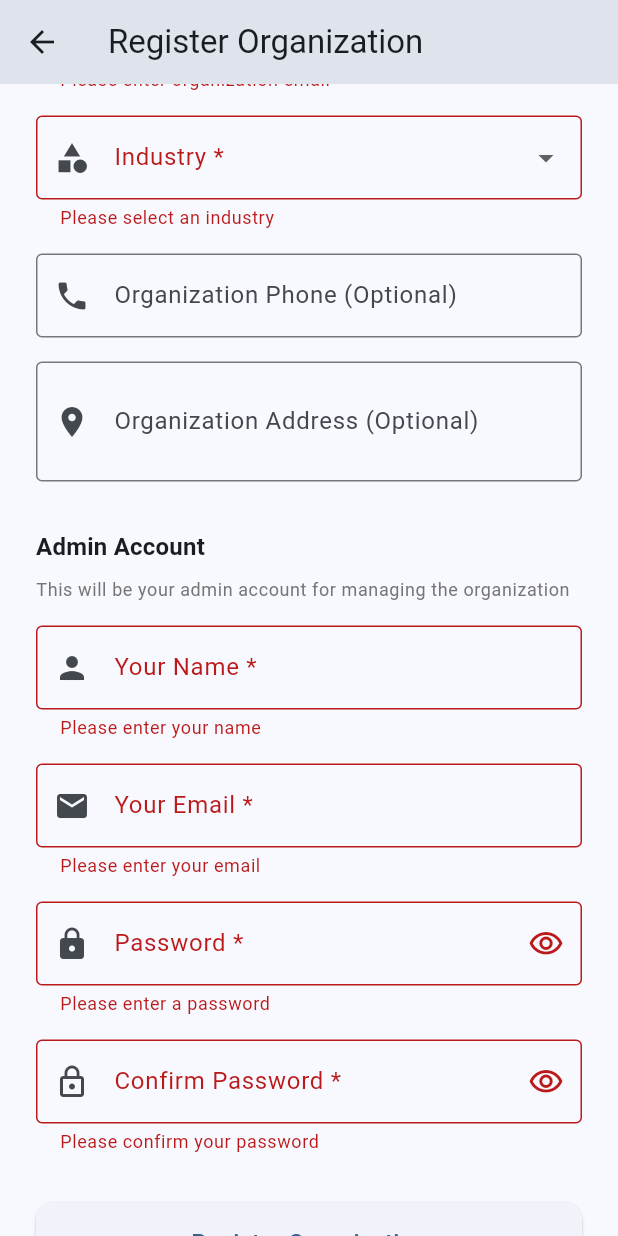
After one commit to MuhammadAsher/hr, a Flutter app: the RegisterScreen screen opened directly, scrolled down 419 dp, after a tap on "Register Organization", on a phone screen of 412 x 824 dp. The commit adds this screen. Run offline on Flutter 3.47's test engine with Material 3 defaults, Android fonts, the phone set to English and light mode, and no system bars; our stand-ins replace csv, fl_chart, pdf, printing, shared_preferences, syncfusion_flutter_charts; missing offline and left inert: mailer; accounts and stored records are empty.

Commit message:
added admin flow to register

```diff
--- /dev/null
+++ b/lib/screens/register_screen.dart
@@ -0,0 +1,394 @@
+import 'package:flutter/material.dart';
+import 'package:provider/provider.dart';
+import '../providers/auth_provider.dart';
+import '../services/error_service.dart';
+
+class RegisterScreen extends StatefulWidget {
+  const RegisterScreen({super.key});
+
+  @override
+  State<RegisterScreen> createState() => _RegisterScreenState();
+}
+
+class _RegisterScreenState extends State<RegisterScreen> {
+  final _formKey = GlobalKey<FormState>();
+  final _organizationNameController = TextEditingController();
+  final _organizationEmailController = TextEditingController();
+  final _organizationPhoneController = TextEditingController();
+  final _organizationAddressController = TextEditingController();
+  final _industryController = TextEditingController();
+  final _adminNameController = TextEditingController();
+  final _adminEmailController = TextEditingController();
+  final _adminPasswordController = TextEditingController();
+  final _confirmPasswordController = TextEditingController();
+
+  bool _obscurePassword = true;
+  bool _obscureConfirmPassword = true;
+  bool _isLoading = false;
+
+  final List<String> _industries = [
+    'Technology',
+    'Healthcare',
+    'Finance',
+    'Education',
+    'Manufacturing',
+    'Retail',
+    'Real Estate',
+    'Construction',
+    'Hospitality',
+    'Consulting',
+    'Other',
+  ];
+
+  @override
+  void dispose() {
+    _organizationNameController.dispose();
+    _organizationEmailController.dispose();
+    _organizationPhoneController.dispose();
+    _organizationAddressController.dispose();
+    _industryController.dispose();
+    _adminNameController.dispose();
+    _adminEmailController.dispose();
+    _adminPasswordController.dispose();
+    _confirmPasswordController.dispose();
+    super.dispose();
+  }
+
+  Future<void> _handleRegister() async {
+    if (_formKey.currentState!.validate()) {
+      setState(() => _isLoading = true);
+
+      final authProvider = Provider.of<AuthProvider>(context, listen: false);
+
+      final user = await authProvider.registerOrganization(
+        organizationName: _organizationNameController.text.trim(),
+        organizationEmail: _organizationEmailController.text.trim(),
+        organizationPhone: _organizationPhoneController.text.trim().isEmpty
+            ? null
+            : _organizationPhoneController.text.trim(),
+        organizationAddress: _organizationAddressController.text.trim().isEmpty
+            ? null
+            : _organizationAddressController.text.trim(),
+        industry: _industryController.text.trim(),
+        adminName: _adminNameController.text.trim(),
+        adminEmail: _adminEmailController.text.trim(),
+        adminPassword: _adminPasswordController.text,
+        confirmPassword: _confirmPasswordController.text,
+      );
+
+      setState(() => _isLoading = false);
+
+      if (user != null && mounted) {
+        // Show success message
+        ScaffoldMessenger.of(context).showSnackBar(
+          const SnackBar(
+            content: Text('Registration successful! Please login to continue'),
+            backgroundColor: Colors.green,
+            duration: Duration(seconds: 2),
+          ),
+        );
+
+        // Pop back to login screen
+        Navigator.pop(context);
+      }
+    }
+  }
+
+  @override
+  Widget build(BuildContext context) {
+    return Scaffold(
+      appBar: AppBar(
+        title: const Text('Register Organization'),
+      ),
+      body: SingleChildScrollView(
+        padding: const EdgeInsets.all(24.0),
+        child: Form(
+          key: _formKey,
+          child: Column(
+            crossAxisAlignment: CrossAxisAlignment.stretch,
+            children: [
+              // Header
+              Icon(
+                Icons.business_center,
+                size: 64,
+                color: Theme.of(context).primaryColor,
+              ),
+              const SizedBox(height: 16),
+              Text(
+                'Register Your Organization',
+                style: Theme.of(context).textTheme.headlineSmall?.copyWith(
+                      fontWeight: FontWeight.bold,
+                    ),
+                textAlign: TextAlign.center,
+              ),
+              const SizedBox(height: 8),
+              Text(
+                'Create your organization account and start managing your HR',
+                style: Theme.of(context).textTheme.bodyMedium?.copyWith(
+                      color: Colors.grey[600],
+                    ),
+                textAlign: TextAlign.center,
+              ),
+              const SizedBox(height: 32),
+
+              // Organization Information Section
+              Text(
+                'Organization Information',
+                style: Theme.of(context).textTheme.titleMedium?.copyWith(
+                      fontWeight: FontWeight.bold,
+                    ),
+              ),
+              const SizedBox(height: 16),
+
+              // Organization Name
+              TextFormField(
+                controller: _organizationNameController,
+                decoration: const InputDecoration(
+                  labelText: 'Organization Name *',
+                  prefixIcon: Icon(Icons.business),
+                  border: OutlineInputBorder(),
+                ),
+                validator: (value) {
+                  if (value == null || value.trim().isEmpty) {
+                    return 'Please enter organization name';
+                  }
+                  if (value.trim().length < 2) {
+                    return 'Organization name must be at least 2 characters';
+                  }
+                  return null;
+                },
+              ),
+              const SizedBox(height: 16),
+
+              // Organization Email
+              TextFormField(
+                controller: _organizationEmailController,
+                keyboardType: TextInputType.emailAddress,
+                decoration: const InputDecoration(
+                  labelText: 'Organization Email *',
+                  prefixIcon: Icon(Icons.email),
+                  border: OutlineInputBorder(),
+                ),
+                validator: (value) {
+                  if (value == null || value.trim().isEmpty) {
+                    return 'Please enter organization email';
+                  }
+                  if (!value.contains('@')) {
+                    return 'Please enter a valid email';
+                  }
+                  return null;
+                },
+              ),
+              const SizedBox(height: 16),
+
+              // Industry
+              DropdownButtonFormField<String>(
+                decoration: const InputDecoration(
+                  labelText: 'Industry *',
+                  prefixIcon: Icon(Icons.category),
+                  border: OutlineInputBorder(),
+                ),
+                items: _industries.map((industry) {
+                  return DropdownMenuItem(
+                    value: industry,
+                    child: Text(industry),
+                  );
+                }).toList(),
+                onChanged: (value) {
+                  setState(() {
+                    _industryController.text = value ?? '';
+                  });
+                },
+                validator: (value) {
+                  if (value == null || value.isEmpty) {
+                    return 'Please select an industry';
+                  }
+                  return null;
+                },
+              ),
+              const SizedBox(height: 16),
+
+              // Organization Phone (Optional)
+              TextFormField(
+                controller: _organizationPhoneController,
+                keyboardType: TextInputType.phone,
+                decoration: const InputDecoration(
+                  labelText: 'Organization Phone (Optional)',
+                  prefixIcon: Icon(Icons.phone),
+                  border: OutlineInputBorder(),
+                ),
+              ),
+              const SizedBox(height: 16),
+
+              // Organization Address (Optional)
+              TextFormField(
+                controller: _organizationAddressController,
+                decoration: const InputDecoration(
+                  labelText: 'Organization Address (Optional)',
+                  prefixIcon: Icon(Icons.location_on),
+                  border: OutlineInputBorder(),
+                ),
+                maxLines: 2,
+              ),
+              const SizedBox(height: 32),
+
+              // Admin Account Section
+              Text(
+                'Admin Account',
+                style: Theme.of(context).textTheme.titleMedium?.copyWith(
+                      fontWeight: FontWeight.bold,
+                    ),
+              ),
+              const SizedBox(height: 8),
+              Text(
+                'This will be your admin account for managing the organization',
+                style: Theme.of(context).textTheme.bodySmall?.copyWith(
+                      color: Colors.grey[600],
+                    ),
+              ),
+              const SizedBox(height: 16),
+
+              // Admin Name
+              TextFormField(
+                controller: _adminNameController,
+                decoration: const InputDecoration(
+                  labelText: 'Your Name *',
+                  prefixIcon: Icon(Icons.person),
+                  border: OutlineInputBorder(),
+                ),
+                validator: (value) {
+                  if (value == null || value.trim().isEmpty) {
+                    return 'Please enter your name';
+                  }
+                  if (value.trim().length < 2) {
+                    return 'Name must be at least 2 characters';
+                  }
+                  return null;
+                },
+              ),
+              const SizedBox(height: 16),
+
+              // Admin Email
+              TextFormField(
+                controller: _adminEmailController,
+                keyboardType: TextInputType.emailAddress,
+                decoration: const InputDecoration(
+                  labelText: 'Your Email *',
+                  prefixIcon: Icon(Icons.email),
+                  border: OutlineInputBorder(),
+                ),
+                validator: (value) {
+                  if (value == null || value.trim().isEmpty) {
+                    return 'Please enter your email';
+                  }
+                  if (!value.contains('@')) {
+                    return 'Please enter a valid email';
+                  }
+                  return null;
+                },
+              ),
+              const SizedBox(height: 16),
+
+              // Admin Password
+              TextFormField(
+                controller: _adminPasswordController,
+                obscureText: _obscurePassword,
+                decoration: InputDecoration(
+                  labelText: 'Password *',
+                  prefixIcon: const Icon(Icons.lock),
+                  suffixIcon: IconButton(
+                    icon: Icon(
+                      _obscurePassword
+                          ? Icons.visibility_outlined
+                          : Icons.visibility_off_outlined,
+                    ),
+                    onPressed: () {
+                      setState(() {
+                        _obscurePassword = !_obscurePassword;
+                      });
+                    },
+                  ),
+                  border: const OutlineInputBorder(),
+                  helperText: 'Minimum 6 characters',
+                ),
+                validator: (value) {
+                  if (value == null || value.isEmpty) {
+                    return 'Please enter a password';
+                  }
+                  if (value.length < 6) {
+                    return 'Password must be at least 6 characters';
+                  }
+                  return null;
+                },
+              ),
+              const SizedBox(height: 16),
+
+              // Confirm Password
+              TextFormField(
+                controller: _confirmPasswordController,
+                obscureText: _obscureConfirmPassword,
+                decoration: InputDecoration(
+                  labelText: 'Confirm Password *',
+                  prefixIcon: const Icon(Icons.lock_outline),
+                  suffixIcon: IconButton(
+                    icon: Icon(
+                      _obscureConfirmPassword
+                          ? Icons.visibility_outlined
+                          : Icons.visibility_off_outlined,
+                    ),
+                    onPressed: () {
+                      setState(() {
+                        _obscureConfirmPassword = !_obscureConfirmPassword;
+                      });
+                    },
+                  ),
+                  border: const OutlineInputBorder(),
+                ),
+                validator: (value) {
+                  if (value == null || value.isEmpty) {
+                    return 'Please confirm your password';
+                  }
+                  if (value != _adminPasswordController.text) {
+                    return 'Passwords do not match';
+                  }
+                  return null;
+                },
+              ),
+              const SizedBox(height: 32),
+
+              // Register Button
+              ElevatedButton(
+                onPressed: _isLoading ? null : _handleRegister,
+                style: ElevatedButton.styleFrom(
+                  padding: const EdgeInsets.symmetric(vertical: 16),
+                  shape: RoundedRectangleBorder(
+                    borderRadius: BorderRadius.circular(12),
+                  ),
+                ),
+                child: _isLoading
+                    ? const SizedBox(
+                        height: 20,
+                        width: 20,
+                        child: CircularProgressIndicator(strokeWidth: 2),
+                      )
+                    : const Text(
+                        'Register Organization',
+                        style: TextStyle(fontSize: 16),
+                      ),
+              ),
+              const SizedBox(height: 16),
+
+              // Login Link
+              TextButton(
+                onPressed: () {
+                  Navigator.pop(context);
+                },
+                child: const Text('Already have an account? Login'),
+              ),
+            ],
+          ),
+        ),
+      ),
+    );
+  }
+}
```
Also changed, not shown: lib/providers/auth_provider.dart (+49 -0 lines), lib/screens/login_screen.dart (+15 -0 lines), lib/services/api_client.dart (+36 -0 lines), lib/services/auth_service.dart (+80 -0 lines), 2 other files.
